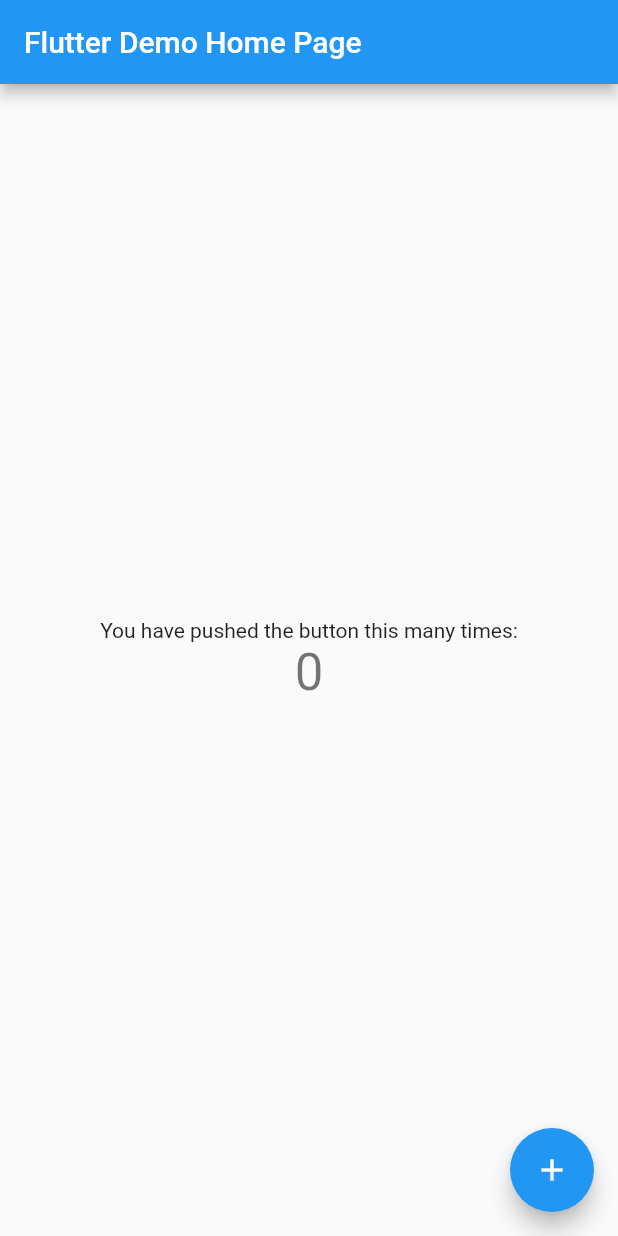
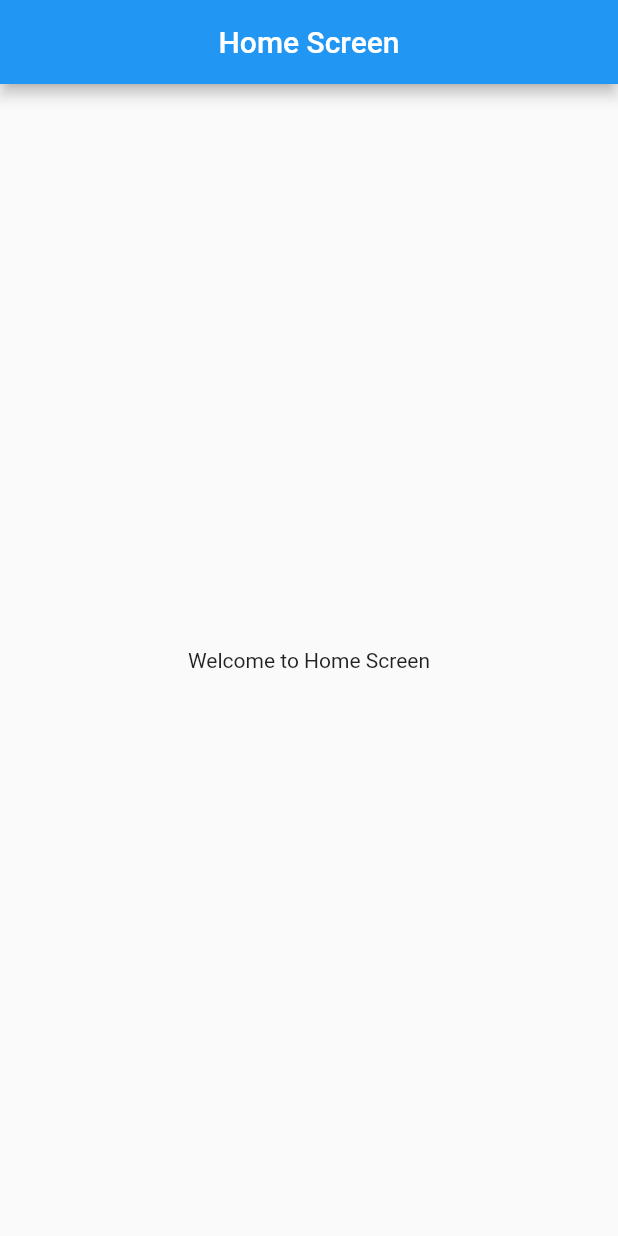
Before and after one commit to shanghaicityboi/unclematch, a Flutter app: the screen it shows after launch, on a phone screen of 412 x 824 dp. Run offline on Flutter 3.47's test engine with Material 2 defaults, Android fonts, the phone set to English and light mode, and no system bars.

Commit message:
remove some unnecessary Flutter default codes

```diff
--- a/lib/main.dart
+++ b/lib/main.dart
@@ -1,117 +1,21 @@
 import 'package:flutter/material.dart';
+import 'package:unclematch/screen/home.dart';
 
 void main() {
-  runApp(MyApp());
+  runApp(UncleMatch());
 }
 
-class MyApp extends StatelessWidget {
-  // This widget is the root of your application.
+class UncleMatch extends StatelessWidget {
   @override
   Widget build(BuildContext context) {
     return MaterialApp(
-      title: 'Flutter Demo',
+      title: 'Uncle Match',
       theme: ThemeData(
-        // This is the theme of your application.
-        //
-        // Try running your application with "flutter run". You'll see the
-        // application has a blue toolbar. Then, without quitting the app, try
-        // changing the primarySwatch below to Colors.green and then invoke
-        // "hot reload" (press "r" in the console where you ran "flutter run",
-        // or simply save your changes to "hot reload" in a Flutter IDE).
-        // Notice that the counter didn't reset back to zero; the application
-        // is not restarted.
         primarySwatch: Colors.blue,
-        // This makes the visual density adapt to the platform that you run
-        // the app on. For desktop platforms, the controls will be smaller and
-        // closer together (more dense) than on mobile platforms.
+        appBarTheme: AppBarTheme(centerTitle: true),
         visualDensity: VisualDensity.adaptivePlatformDensity,
       ),
-      home: MyHomePage(title: 'Flutter Demo Home Page'),
+      home: HomeScreen(),
     );
   }
 }
-
-class MyHomePage extends StatefulWidget {
-  MyHomePage({Key key, this.title}) : super(key: key);
-
-  // This widget is the home page of your application. It is stateful, meaning
-  // that it has a State object (defined below) that contains fields that affect
-  // how it looks.
-
-  // This class is the configuration for the state. It holds the values (in this
-  // case the title) provided by the parent (in this case the App widget) and
-  // used by the build method of the State. Fields in a Widget subclass are
-  // always marked "final".
-
-  final String title;
-
-  @override
-  _MyHomePageState createState() => _MyHomePageState();
-}
-
-class _MyHomePageState extends State<MyHomePage> {
-  int _counter = 0;
-
-  void _incrementCounter() {
-    setState(() {
-      // This call to setState tells the Flutter framework that something has
-      // changed in this State, which causes it to rerun the build method below
-      // so that the display can reflect the updated values. If we changed
-      // _counter without calling setState(), then the build method would not be
-      // called again, and so nothing would appear to happen.
-      _counter++;
-    });
-  }
-
-  @override
-  Widget build(BuildContext context) {
-    // This method is rerun every time setState is called, for instance as done
-    // by the _incrementCounter method above.
-    //
-    // The Flutter framework has been optimized to make rerunning build methods
-    // fast, so that you can just rebuild anything that needs updating rather
-    // than having to individually change instances of widgets.
-    return Scaffold(
-      appBar: AppBar(
-        // Here we take the value from the MyHomePage object that was created by
-        // the App.build method, and use it to set our appbar title.
-        title: Text(widget.title),
-      ),
-      body: Center(
-        // Center is a layout widget. It takes a single child and positions it
-        // in the middle of the parent.
-        child: Column(
-          // Column is also a layout widget. It takes a list of children and
-          // arranges them vertically. By default, it sizes itself to fit its
-          // children horizontally, and tries to be as tall as its parent.
-          //
-          // Invoke "debug painting" (press "p" in the console, choose the
-          // "Toggle Debug Paint" action from the Flutter Inspector in Android
-          // Studio, or the "Toggle Debug Paint" command in Visual Studio Code)
-          // to see the wireframe for each widget.
-          //
-          // Column has various properties to control how it sizes itself and
-          // how it positions its children. Here we use mainAxisAlignment to
-          // center the children vertically; the main axis here is the vertical
-          // axis because Columns are vertical (the cross axis would be
-          // horizontal).
-          mainAxisAlignment: MainAxisAlignment.center,
-          children: <Widget>[
-            Text(
-              'You have pushed the button this many times:',
-            ),
-            Text(
-              '$_counter',
-              style: Theme.of(context).textTheme.headline4,
-            ),
-          ],
-        ),
-      ),
-      floatingActionButton: FloatingActionButton(
-        onPressed: _incrementCounter,
-        tooltip: 'Increment',
-        child: Icon(Icons.add),
-      ), // This trailing comma makes auto-formatting nicer for build methods.
-    );
-  }
-}
--- /dev/null
+++ b/lib/screen/home.dart
@@ -0,0 +1,15 @@
+import 'package:flutter/material.dart';
+
+class HomeScreen extends StatelessWidget {
+  @override
+  Widget build(BuildContext context) {
+    return Scaffold(
+      appBar: AppBar(
+        title: Text('Home Screen'),
+      ),
+      body: Center(
+        child: Text('Welcome to Home Screen'),
+      ),
+    );
+  }
+}
--- a/pubspec.yaml
+++ b/pubspec.yaml
@@ -27,7 +27,7 @@ dependencies:
 
   # The following adds the Cupertino Icons font to your application.
   # Use with the CupertinoIcons class for iOS style icons.
-  cupertino_icons: ^1.0.0
+  # cupertino_icons: ^1.0.0
 
 dev_dependencies:
   flutter_test:
```
Also changed, not shown: pubspec.lock, 2 other files.
